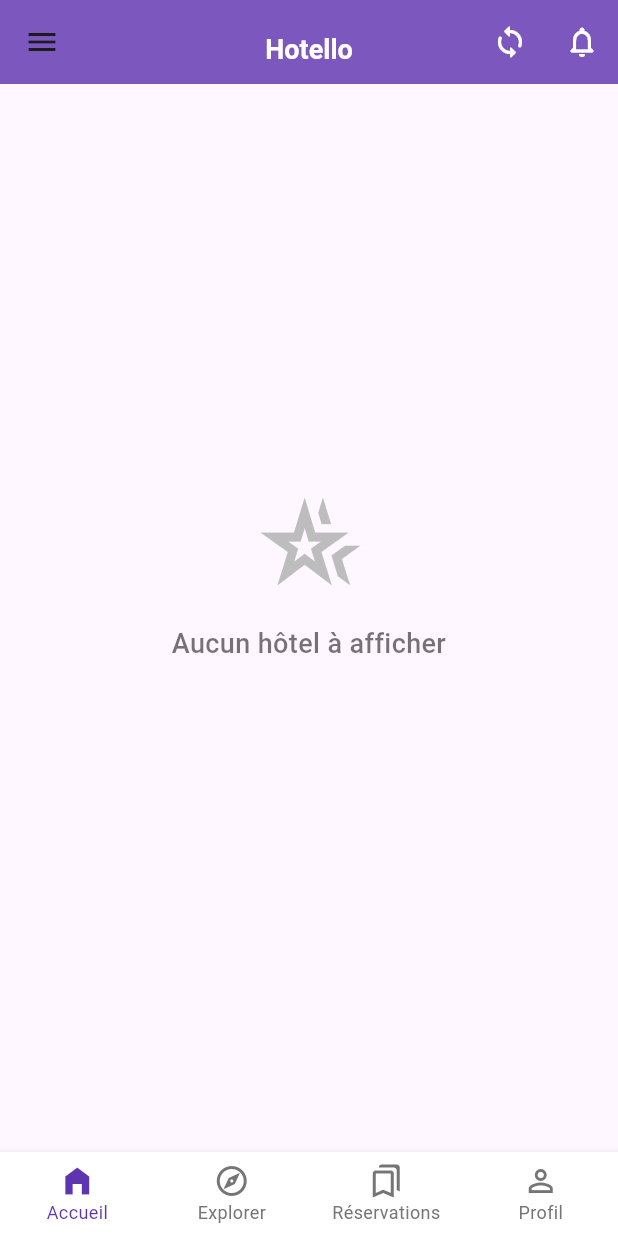
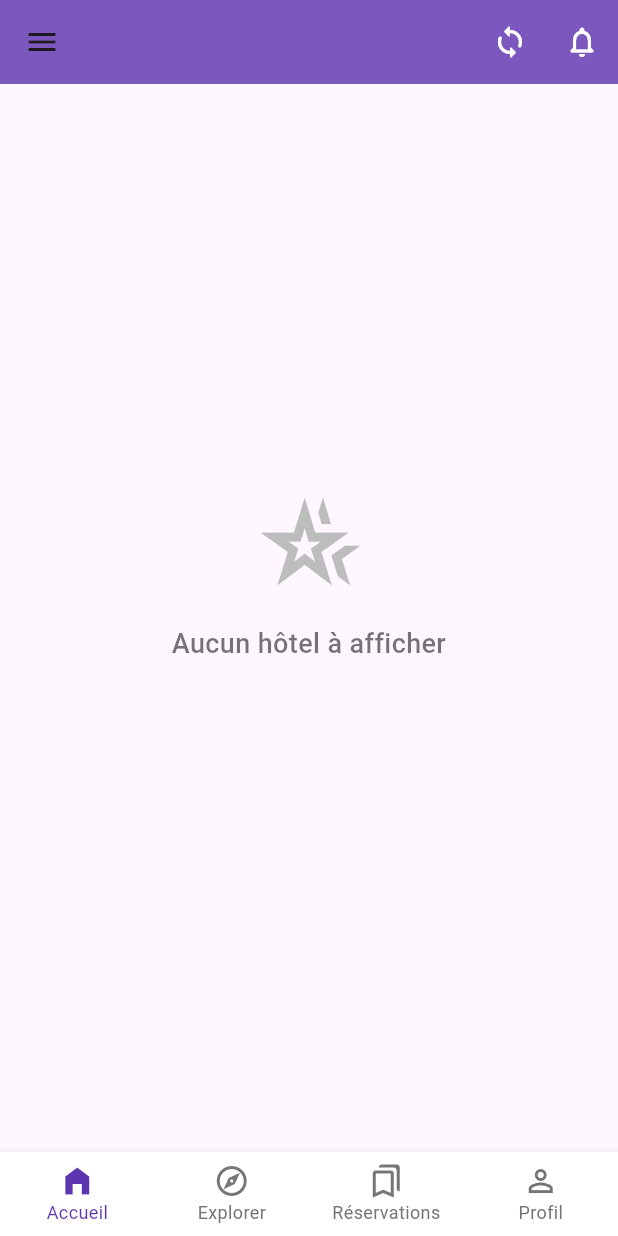
Before and after one commit to SALAHEDDINE-AIT-EL-MAHJOUB/hotello, a Flutter app: the HomePage screen opened directly, scrolled down 307 dp, on a phone screen of 412 x 824 dp. Run offline on Flutter 3.47's test engine with Material 3 defaults, Android fonts, the phone set to English and light mode, and no system bars; our stand-ins replace csv, firebase_auth, firebase_core, firebase_database, firebase_messaging, firebase_storage and 4 more; accounts and stored records are empty.

Commit message:
Updated Changes

```diff
--- a/lib/home_page.dart
+++ b/lib/home_page.dart
@@ -825,9 +825,9 @@ void _showChatbotDialog() {
           flexibleSpace: FlexibleSpaceBar(
             centerTitle: true,
             titlePadding: const EdgeInsets.symmetric(horizontal: 16, vertical: 12),
-            title: _isSynchronizing // Afficher le nom de l'app ou le loader de synchro
+            title: _isSynchronizing // Afficher le loader de synchro ou rien
                 ? const SizedBox(width: 20, height: 20, child: CircularProgressIndicator(color: Colors.white, strokeWidth: 2,))
-                : const Text('Hotello', style: TextStyle(fontWeight: FontWeight.bold, color: Colors.white, fontSize: 18)),
+                : const SizedBox.shrink(), // MODIFIÉ ICI: Supprime le texte "Hotello"
             background: Container( // Contenu de l'en-tête étendu
               padding: const EdgeInsets.fromLTRB(16, 60, 16, 16), // Ajuster le padding supérieur pour l'AppBar
               decoration: BoxDecoration(
```
